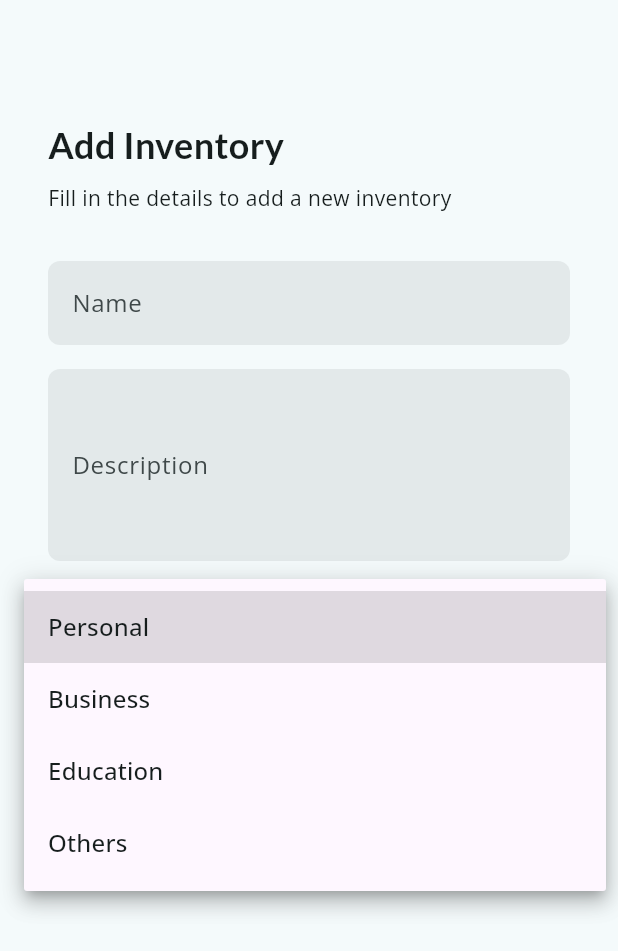
After one commit to faruqonaayo/ethircle_blk_app, a Flutter app: the InventoryFormScreen screen opened by its route, after a tap on "Personal", on a phone screen of 412 x 824 dp. The commit adds this screen. Shown: the top 951 px of the screen. Run offline on Flutter 3.47's test engine with Material 3 defaults, Android fonts, the phone set to English and light mode, and no system bars; our stand-ins replace cloud_firestore, firebase_auth, firebase_core, go_router, google_fonts; accounts and stored records are empty.

Commit message:
Add InventoryFormScreen and update routing; enhance AddOptions widget

```diff
--- a/lib/main.dart
+++ b/lib/main.dart
@@ -3,6 +3,7 @@ import 'package:go_router/go_router.dart';
 import 'package:firebase_core/firebase_core.dart';
 import 'firebase_options.dart';
 
+import 'package:ethircle_blk_app/screens/inventory_form_screen.dart';
 import 'package:ethircle_blk_app/screens/app_layout.dart';
 import 'package:ethircle_blk_app/theme.dart';
 
@@ -18,7 +19,13 @@ class BlkApp extends StatelessWidget {
   // This widget is the root of your application.
   final _router = GoRouter(
     initialLocation: '/',
-    routes: [GoRoute(path: '/', builder: (ctx, state) => AppLayout())],
+    routes: [
+      GoRoute(path: '/', builder: (ctx, state) => AppLayout()),
+      GoRoute(
+        path: '/inventory/new',
+        builder: (ctx, state) => InventoryFormScreen(),
+      ),
+    ],
   );
 
   @override
--- /dev/null
+++ b/lib/models/inventory_use.dart
@@ -0,0 +1,19 @@
+enum InventoryUse {
+  personal,
+  business,
+  education,
+  others;
+
+  String get name {
+    switch (this) {
+      case InventoryUse.personal:
+        return 'Personal';
+      case InventoryUse.business:
+        return 'Business';
+      case InventoryUse.education:
+        return 'Education';
+      case InventoryUse.others:
+        return 'Others';
+    }
+  }
+}
--- /dev/null
+++ b/lib/screens/inventory_form_screen.dart
@@ -0,0 +1,90 @@
+import 'package:flutter/material.dart';
+
+import 'package:ethircle_blk_app/models/inventory_use.dart';
+import 'package:ethircle_blk_app/theme.dart';
+import 'package:ethircle_blk_app/widgets/input_field.dart';
+
+class InventoryFormScreen extends StatefulWidget {
+  const InventoryFormScreen({super.key});
+
+  @override
+  State<InventoryFormScreen> createState() => _InventoryFormScreenState();
+}
+
+class _InventoryFormScreenState extends State<InventoryFormScreen> {
+  @override
+  Widget build(BuildContext context) {
+    return Scaffold(
+      appBar: AppBar(),
+      body: ListView(
+        padding: EdgeInsets.symmetric(horizontal: 32, vertical: 24),
+        children: [
+          Text('Add Inventory', style: title1Style, textAlign: TextAlign.left),
+          SizedBox(height: 8),
+          Text(
+            'Fill in the details to add a new inventory',
+            textAlign: TextAlign.left,
+          ),
+          SizedBox(height: 32),
+          Form(
+            child: Column(
+              spacing: 16,
+              children: [
+                InputField(
+                  labelText: "Name",
+                  hintText: "Enter inventory name",
+                  validatorFn: (value) {},
+                  saveFn: (value) {},
+                ),
+                InputField(
+                  labelText: "Description",
+                  hintText: "Enter inventory description",
+                  validatorFn: (value) {},
+                  saveFn: (value) {},
+                  maxLines: 4,
+                ),
+                DropdownButtonFormField(
+                  initialValue: InventoryUse.values.first,
+                  items: _buildDropdownItems(),
+                  onChanged: (value) {},
+                  decoration: InputDecoration(
+                    labelText: "Inventory Use",
+                    border: OutlineInputBorder(
+                      borderRadius: BorderRadius.circular(8),
+                      borderSide: BorderSide.none,
+                    ),
+                    focusedBorder: OutlineInputBorder(
+                      borderRadius: BorderRadius.circular(8),
+                      borderSide: BorderSide(
+                        color: Theme.of(context).colorScheme.primary,
+                        width: 1,
+                      ),
+                    ),
+                    fillColor: Theme.of(
+                      context,
+                    ).colorScheme.surfaceContainerHigh,
+                    filled: true,
+                  ),
+                ),
+                SizedBox(height: 24),
+                SizedBox(
+                  width: double.infinity,
+                  child: ElevatedButton(
+                    onPressed: () {},
+                    child: Text('Save Inventory'),
+                  ),
+                ),
+              ],
+            ),
+          ),
+        ],
+      ),
+    );
+  }
+
+  List<DropdownMenuItem> _buildDropdownItems() {
+    return InventoryUse.values
+        .map((use) => DropdownMenuItem(value: use, child: Text(use.name)))
+        .toList();
+  }
+}
--- a/lib/widgets/add_options.dart
+++ b/lib/widgets/add_options.dart
@@ -1,4 +1,5 @@
 import 'package:flutter/material.dart';
+import 'package:go_router/go_router.dart';
 
 import 'package:ethircle_blk_app/theme.dart';
 
@@ -10,7 +11,7 @@ class AddOptions extends StatelessWidget {
     final colorScheme = Theme.of(context).colorScheme;
     return Container(
       padding: EdgeInsets.all(32),
-      height: 320,
+      height: 360,
       child: Column(
         spacing: 16,
         crossAxisAlignment: CrossAxisAlignment.start,
@@ -21,9 +22,11 @@ class AddOptions extends StatelessWidget {
           ),
           _buildOptionTile(context, 'Add Item', Icons.emoji_objects, () {
             // Handle add item action
+            Navigator.of(context).pop();
           }),
           _buildOptionTile(context, 'Add Inventory', Icons.inventory, () {
-            // Handle add category action
+            Navigator.of(context).pop();
+            context.push("/inventory/new");
           }),
           Container(
             width: 48,
@@ -52,11 +55,13 @@ class AddOptions extends StatelessWidget {
   ) {
     final colorScheme = Theme.of(context).colorScheme;
     return ListTile(
+      contentPadding: EdgeInsets.all(8),
       leading: Icon(icon, color: colorScheme.primary),
+      trailing: Icon(Icons.chevron_right, color: colorScheme.onSurfaceVariant),
       title: Text(title, style: title3Style),
       shape: RoundedRectangleBorder(
         borderRadius: BorderRadius.circular(8),
-        side: BorderSide(width: 1, color: colorScheme.primary),
+        side: BorderSide(width: 1, color: colorScheme.surfaceContainerHighest),
       ),
       onTap: () {
         // Handle add category action
--- a/lib/widgets/input_field.dart
+++ b/lib/widgets/input_field.dart
@@ -8,6 +8,7 @@ class InputField extends StatelessWidget {
     this.obscureText = false,
     required this.validatorFn,
     required this.saveFn,
+    this.maxLines = 1,
   });
 
   final String labelText;
@@ -15,6 +16,7 @@ class InputField extends StatelessWidget {
   final bool obscureText;
   final String? Function(String? value) validatorFn;
   final void Function(String? value) saveFn;
+  final int maxLines;
 
   @override
   Widget build(BuildContext context) {
@@ -35,6 +37,7 @@ class InputField extends StatelessWidget {
         fillColor: colorScheme.surfaceContainerHigh,
         filled: true,
       ),
+      maxLines: maxLines,
       validator: (value) {
         return validatorFn(value);
       },
```
